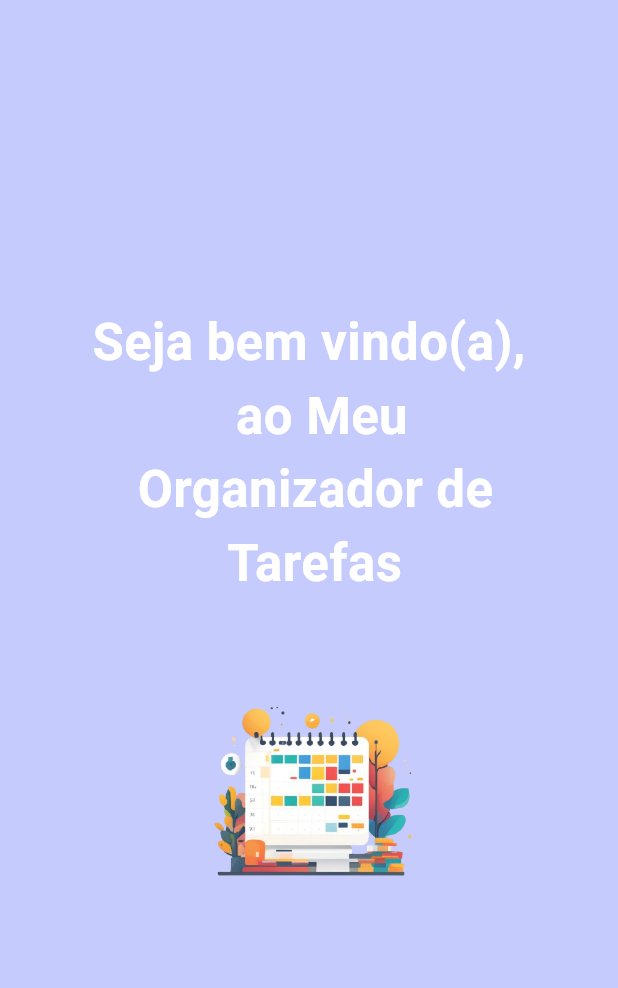
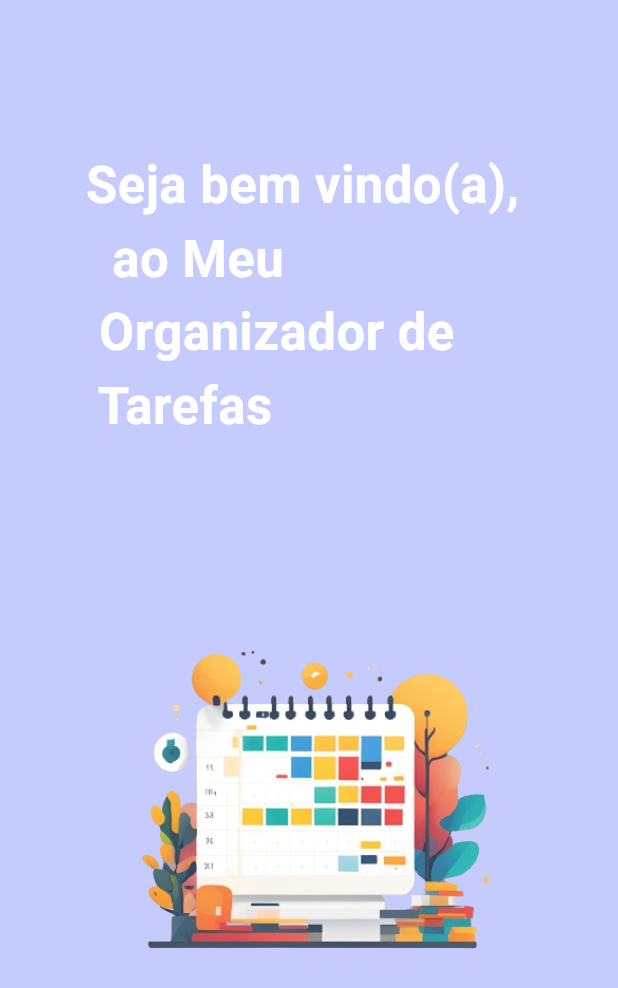
Before and after one commit to anabellypassos/OrganizadordeTarefas, a Flutter app: the screen it shows after launch, on a phone screen of 412 x 824 dp. Shown: the top 988 px of the screen. Run offline on Flutter 3.47's test engine with Material 3 defaults, Android fonts, the phone set to English and light mode, and no system bars.

Commit message:
tamanho de imagem

```diff
--- a/lib/main.dart
+++ b/lib/main.dart
@@ -40,13 +40,13 @@ class MyHomePage extends StatelessWidget {
                 fontFamily: 'Roboto', // Substitua pelo nome da sua fonte
                 fontWeight: FontWeight.bold,
               ),
-              textAlign: TextAlign.center,
+              textAlign: TextAlign.left,
             ),
             const SizedBox(height: 20), // Espaço entre o texto e a imagem
             Image.asset(
               'assets/image/logo.png', // Caminho corrigido da sua imagem
-              width: 200, // Largura da imagem
-              height: 200, // Altura da imagem
+              width: 352, // Largura da imagem
+              height: 409, // Altura da imagem
             ),
           ],
         ),
```
